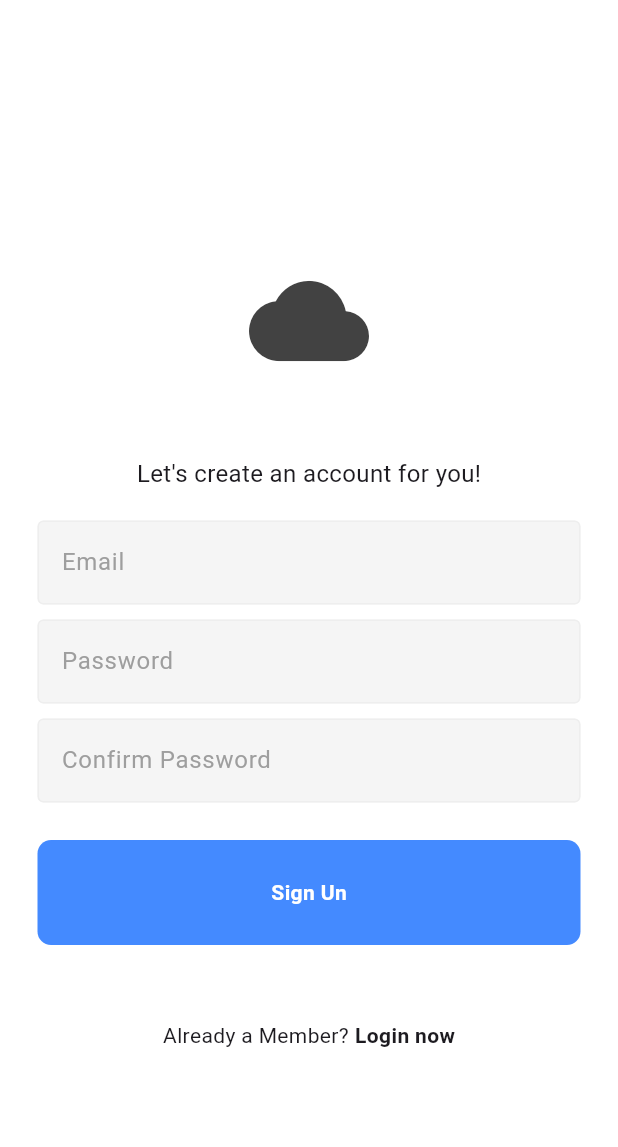
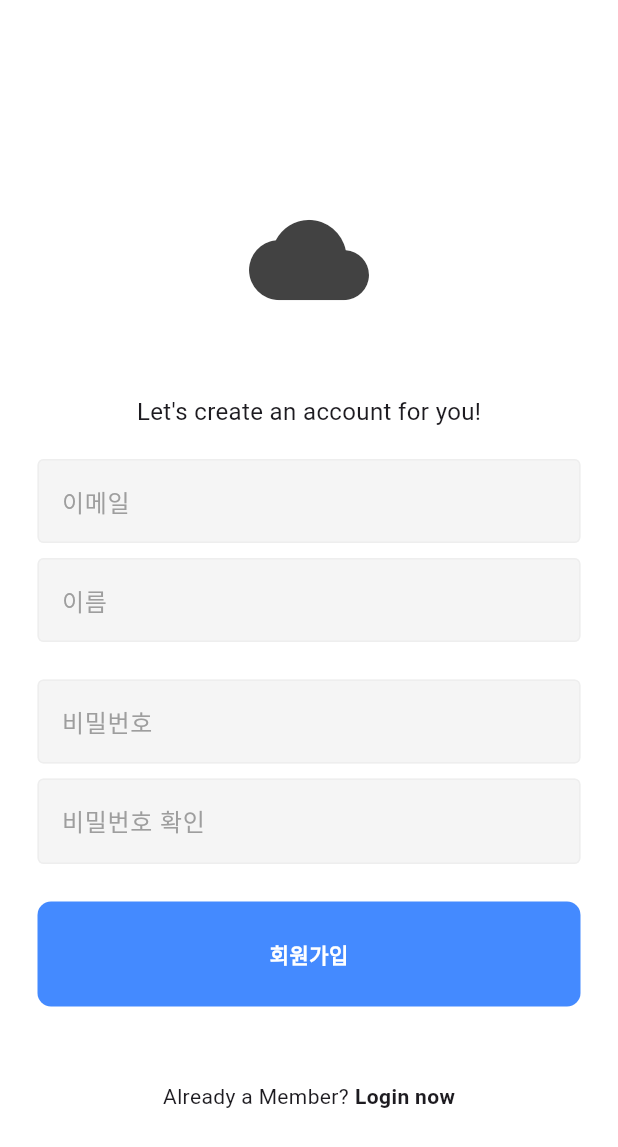
Before and after one commit to janeny117/chat_app, a Flutter app: the RegisterPage screen opened directly with empty values, on a phone screen of 412 x 824 dp. Shown: the top 1147 px of the screen. Run offline on Flutter 3.47's test engine with Material 3 defaults, Android fonts, the light colour scheme and no system bars; our stand-ins replace cloud_firestore, firebase_auth, firebase_core; accounts and stored records are empty.

Commit message:
이름 텍스트 필드 추가

```diff
--- a/lib/pages/register_page.dart
+++ b/lib/pages/register_page.dart
@@ -18,6 +18,7 @@ class _RegisterPageState extends State<RegisterPage> {
   final emailController = TextEditingController();
   final passwordController = TextEditingController();
   final confirmPasswordController = TextEditingController();
+  final nameController = TextEditingController();
 
   // sign up user
   void signUp() async {
@@ -73,15 +74,23 @@ class _RegisterPageState extends State<RegisterPage> {
                   //email textfield
                   MyTextField(
                       controller: emailController,
-                      hintText: 'Email',
+                      hintText: '이메일',
                       obscureText: false),
                   const SizedBox(
                     height: 10,
                   ),
+                  // name textfield
+                  MyTextField(
+                      controller: nameController,
+                      hintText: '이름',
+                      obscureText: true),
+                  const SizedBox(
+                    height: 25,
+                  ),
                   //password textfield
                   MyTextField(
                       controller: passwordController,
-                      hintText: 'Password',
+                      hintText: '비밀번호',
                       obscureText: true),
                   const SizedBox(
                     height: 10,
@@ -89,18 +98,17 @@ class _RegisterPageState extends State<RegisterPage> {
                   //confirm password textfield
                   MyTextField(
                       controller: confirmPasswordController,
-                      hintText: 'Confirm Password',
+                      hintText: '비밀번호 확인',
                       obscureText: true),
                   const SizedBox(
                     height: 25,
                   ),
                   //sign up button
-                  MyButton(onTap: signUp, text: "Sign Un"),
+                  MyButton(onTap: signUp, text: "회원가입"),
                   const SizedBox(
                     height: 50,
                   ),
                   Row(
-
                     mainAxisAlignment: MainAxisAlignment.center,
                     children: [
                       Text("Already a Member?"),
```
